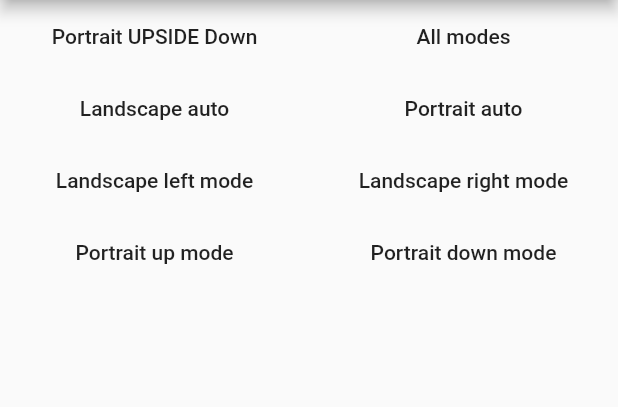
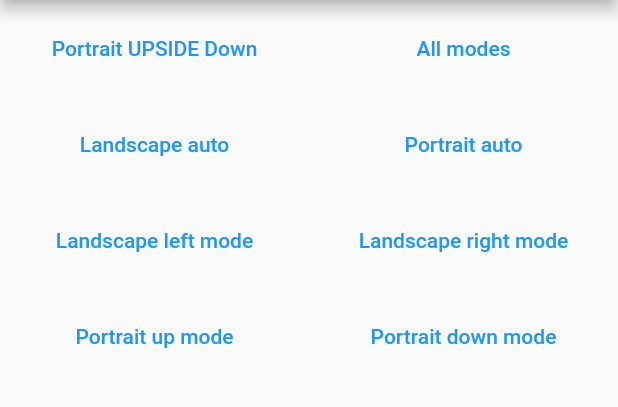
Before and after one commit to bytepark/auto_orientation, a Flutter app: the screen it shows after launch, on a phone screen of 412 x 824 dp, the part 84-491 px from its top. Run offline on Flutter 3.47's test engine with Material 2 defaults, Android fonts, the phone set to English and light mode, and no system bars.

Commit message:
Replace FlatButton with TextButton

```diff
--- a/example/lib/main.dart
+++ b/example/lib/main.dart
@@ -49,7 +49,7 @@ class _AutoOrientationDemoState extends State<AutoOrientationDemo> {
             Row(
               children: <Widget>[
                 Expanded(
-                  child: FlatButton(
+                  child: TextButton(
                     onPressed: () {
                       AutoOrientation.portraitDownMode();
                     },
@@ -60,7 +60,7 @@ class _AutoOrientationDemoState extends State<AutoOrientationDemo> {
                   ),
                 ),
                 Expanded(
-                  child: FlatButton(
+                  child: TextButton(
                     onPressed: () {
                       AutoOrientation.fullAutoMode();
                     },
@@ -76,7 +76,7 @@ class _AutoOrientationDemoState extends State<AutoOrientationDemo> {
             Row(
               children: <Widget>[
                 Expanded(
-                  child: FlatButton(
+                  child: TextButton(
                     onPressed: () {
                       AutoOrientation.landscapeAutoMode();
                     },
@@ -87,7 +87,7 @@ class _AutoOrientationDemoState extends State<AutoOrientationDemo> {
                   ),
                 ),
                 Expanded(
-                  child: FlatButton(
+                  child: TextButton(
                     onPressed: () {
                       AutoOrientation.portraitAutoMode();
                     },
@@ -103,7 +103,7 @@ class _AutoOrientationDemoState extends State<AutoOrientationDemo> {
             Row(
               children: <Widget>[
                 Expanded(
-                  child: FlatButton(
+                  child: TextButton(
                     onPressed: () {
                       AutoOrientation.landscapeLeftMode();
                     },
@@ -114,7 +114,7 @@ class _AutoOrientationDemoState extends State<AutoOrientationDemo> {
                   ),
                 ),
                 Expanded(
-                  child: FlatButton(
+                  child: TextButton(
                     onPressed: () {
                       SystemChrome.setPreferredOrientations([
                         DeviceOrientation.portraitUp,
@@ -135,7 +135,7 @@ class _AutoOrientationDemoState extends State<AutoOrientationDemo> {
             Row(
               children: <Widget>[
                 Expanded(
-                  child: FlatButton(
+                  child: TextButton(
                     onPressed: () {
                       AutoOrientation.portraitUpMode();
                     },
@@ -146,7 +146,7 @@ class _AutoOrientationDemoState extends State<AutoOrientationDemo> {
                   ),
                 ),
                 Expanded(
-                  child: FlatButton(
+                  child: TextButton(
                     onPressed: () {
                       AutoOrientation.portraitDownMode();
                     },
```
